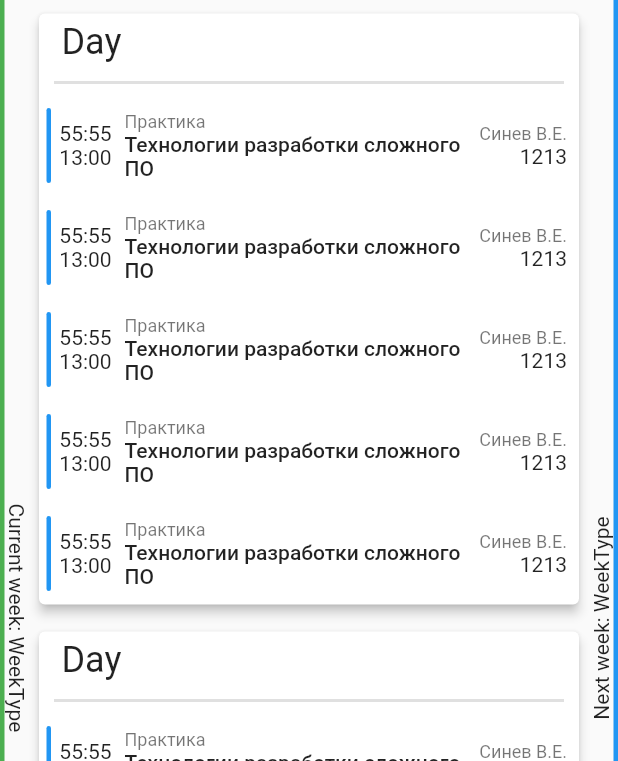
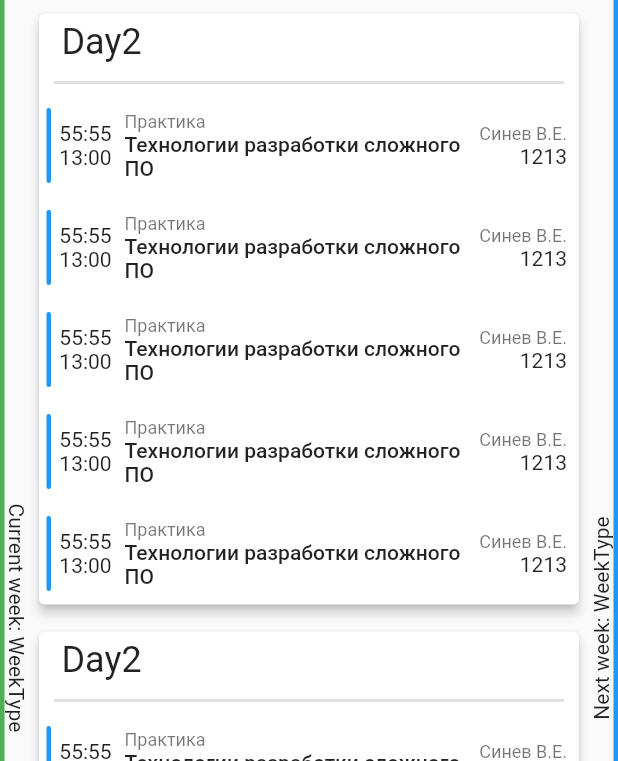
Before and after one commit to KamushekDev/Schoodule.Flutter, a Flutter app: the screen it shows after launch, on a phone screen of 412 x 824 dp. Shown: the top 761 px of the screen. Run offline on Flutter 3.47's test engine with Material 2 defaults, Android fonts, the phone set to English and light mode, and no system bars.

Commit message:
Test cache

```diff
--- a/lib/DayWidget.dart
+++ b/lib/DayWidget.dart
@@ -22,7 +22,7 @@ class _DayWidgetState extends State<DayWidget> {
               child: Align(
                 alignment: Alignment.centerLeft,
                 child:
-                    Text('Day', style: Theme.of(context).textTheme.headline5),
+                    Text('Day2', style: Theme.of(context).textTheme.headline5),
               ),
             ),
             Divider(
```
